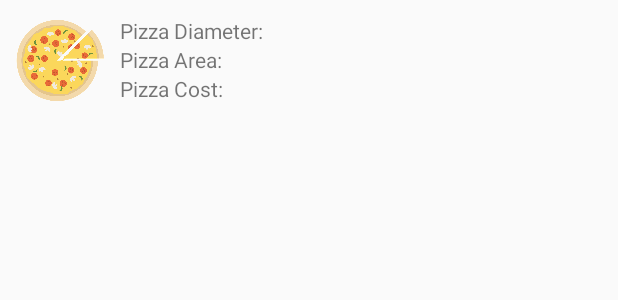
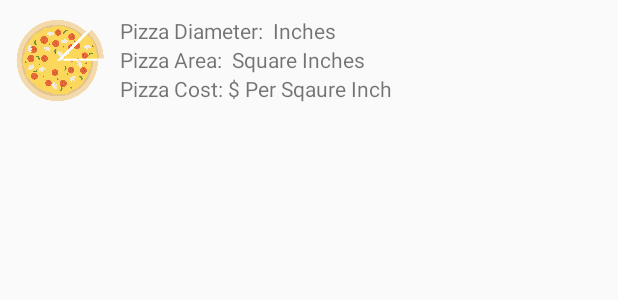
Before and after one commit to JJLDJ/PizzaPricing, an Android app: the layout pizza_list_item.xml on its own in the app's theme, with its tools: preview values and no code run, on a phone screen of 412 x 824 dp. Shown: the top 300 px of the screen. Run offline under Robolectric (Android 15) with nearby library versions, the phone set to English and light mode, and no system bars.

Commit message:
Formatting for Pizza Page. Adding measurements

```diff
--- a/app/src/main/res/layout/pizza_list_item.xml
+++ b/app/src/main/res/layout/pizza_list_item.xml
@@ -38,6 +38,14 @@
                 android:layout_width="wrap_content"
                 android:layout_height="wrap_content"
                 android:text="" />
+            <TextView
+                android:layout_width="wrap_content"
+                android:layout_height="wrap_content"
+                android:text=" "/>
+            <TextView
+                android:layout_width="wrap_content"
+                android:layout_height="wrap_content"
+                android:text="@string/inches"/>
         </LinearLayout>
 
         <LinearLayout xmlns:android="http://schemas.android.com/apk/res/android"
@@ -57,6 +65,14 @@
                 android:layout_width="wrap_content"
                 android:layout_height="wrap_content"
                 android:text="" />
+            <TextView
+                android:layout_width="wrap_content"
+                android:layout_height="wrap_content"
+                android:text=" "/>
+            <TextView
+                android:layout_width="wrap_content"
+                android:layout_height="wrap_content"
+                android:text="@string/square_inches"/>
         </LinearLayout>
 
         <LinearLayout xmlns:android="http://schemas.android.com/apk/res/android"
@@ -72,10 +88,23 @@
                 android:layout_height="wrap_content"
                 android:text=": "/>
             <TextView
+                android:layout_width="wrap_content"
+                android:layout_height="wrap_content"
+                android:text="$"/>
+            <TextView
                 android:id="@+id/pizza_list_cost"
                 android:layout_width="wrap_content"
                 android:layout_height="wrap_content"
                 android:text="" />
+            <TextView
+                android:layout_width="wrap_content"
+                android:layout_height="wrap_content"
+                android:text=" "/>
+            <TextView
+                android:layout_width="wrap_content"
+                android:layout_height="wrap_content"
+                android:text="@string/per_square_inch"/>
+
         </LinearLayout>
 
     </LinearLayout>
--- a/app/src/main/res/values/strings.xml
+++ b/app/src/main/res/values/strings.xml
@@ -8,4 +8,7 @@
     <string name="label_pizza_area">Pizza Area</string>
     <string name="label_pizza_cost">Pizza Cost</string>
     <string name="edit_pizza_price">Enter a pizza price</string>
+    <string name="per_square_inch">Per Sqaure Inch</string>
+    <string name="square_inches">Square Inches</string>
+    <string name="inches">Inches</string>
 </resources>
```
